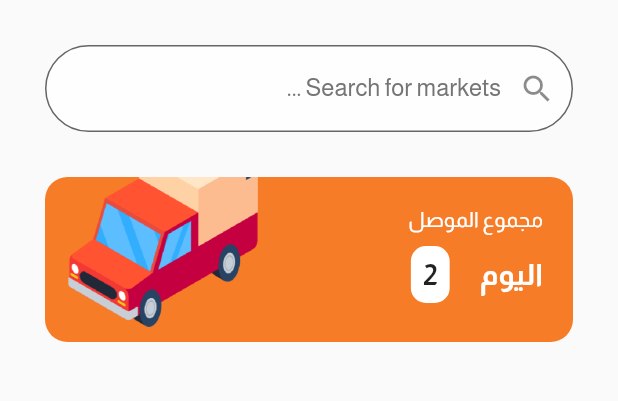
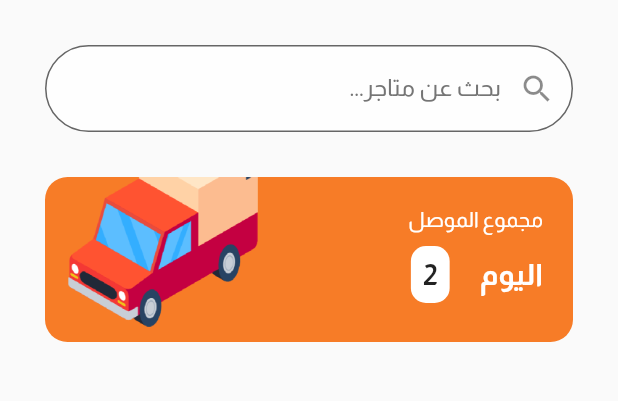
Before and after one commit to mohmedkasim/driverBox, a Flutter app: the screen it shows after launch, on a phone screen of 412 x 824 dp, the part 87-488 px from its top. Run offline on Flutter 3.47's test engine with Material 2 defaults, Android fonts, the phone set to English and light mode, and no system bars.

Commit message:
change to arabic

```diff
--- a/lib/home_screen.dart
+++ b/lib/home_screen.dart
@@ -39,7 +39,7 @@ class _HomeScreenState extends State<HomeScreen> {
                       ),
                       filled: true,
                       hintStyle: TextStyle(color: Colors.grey[600]),
-                      hintText: "Search for markets ...",
+                      hintText: "بحث عن متاجر...",
                       fillColor: Colors.white70),
                 ),
                 SizedBox(height: 30),
```
